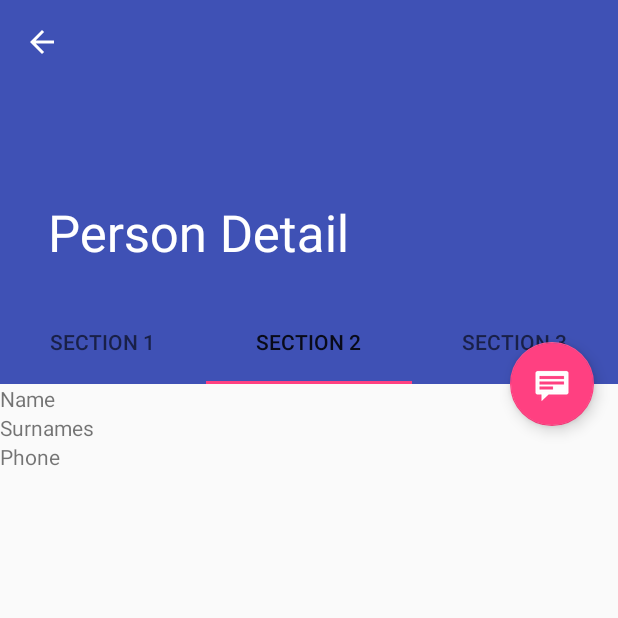
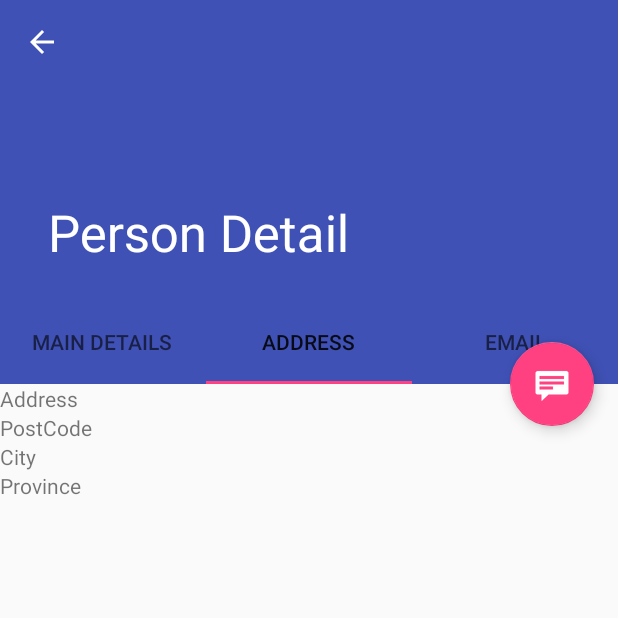
Before and after one commit to javiergarciaescobedo/AddressBookDroid, an Android app: the PersonDetailActivity screen opened directly, with no data from a screen before it, tab 2 chosen, on a phone screen of 412 x 824 dp, the top half of it. Run offline under Robolectric (Android 15) with nearby library versions, the phone set to English and light mode, and no system bars; 3 statements that could not run were skipped.

Commit message:
Tabs customized

```diff
--- a/app/src/main/java/es/javiergarciaescobedo/addressbookdroid/PersonDetailActivity.java
+++ b/app/src/main/java/es/javiergarciaescobedo/addressbookdroid/PersonDetailActivity.java
@@ -76,8 +76,6 @@ public class PersonDetailActivity extends AppCompatActivity {
         TabLayout tabLayout = (TabLayout) findViewById(R.id.tabs);
         tabLayout.setupWithViewPager(mViewPager);
 
-//        NestedScrollView scrollView = (NestedScrollView) findViewById (R.id.container_scroll);
-//        scrollView.setFillViewport(true);
     }
 
     @Override
@@ -105,10 +103,7 @@ public class PersonDetailActivity extends AppCompatActivity {
 
         @Override
         public Fragment getItem(int position) {
-            //TODO: Meter aquí el siguiente código que es similar al que había en el método
-            // onCreate original de esta Activity
             Bundle arguments = new Bundle();
-            //Se pasa al fragment el id de la posición seleccionada por el usuario en la lista
             arguments.putString(PersonDetailFragment.ARG_ITEM_ID,
                     getIntent().getStringExtra(PersonDetailFragment.ARG_ITEM_ID));
             switch(position) {
@@ -117,11 +112,11 @@ public class PersonDetailActivity extends AppCompatActivity {
                     fragment1.setArguments(arguments);
                     return fragment1;
                 case 1:
-                    PersonDetailFragment fragment2 = new PersonDetailFragment();
+                    PersonDetailFragment2 fragment2 = new PersonDetailFragment2();
                     fragment2.setArguments(arguments);
                     return fragment2;
                 case 2:
-                    PersonDetailFragment fragment3 = new PersonDetailFragment();
+                    PersonDetailFragment3 fragment3 = new PersonDetailFragment3();
                     fragment3.setArguments(arguments);
                     return fragment3;
             }
@@ -138,11 +133,11 @@ public class PersonDetailActivity extends AppCompatActivity {
         public CharSequence getPageTitle(int position) {
             switch (position) {
                 case 0:
-                    return "SECTION 1";
+                    return "Main Details";
                 case 1:
-                    return "SECTION 2";
+                    return "Address";
                 case 2:
-                    return "SECTION 3";
+                    return "Email";
             }
             return null;
         }
--- /dev/null
+++ b/app/src/main/java/es/javiergarciaescobedo/addressbookdroid/PersonDetailFragment2.java
@@ -0,0 +1,82 @@
+package es.javiergarciaescobedo.addressbookdroid;
+
+import android.app.Activity;
+import android.os.Bundle;
+import android.support.design.widget.CollapsingToolbarLayout;
+import android.support.v4.app.Fragment;
+import android.view.LayoutInflater;
+import android.view.View;
+import android.view.ViewGroup;
+import android.widget.TextView;
+
+import es.javiergarciaescobedo.addressbookdroid.models.Person;
+import es.javiergarciaescobedo.addressbookdroid.models.Persons;
+
+/**
+ * A fragment representing a single Person detail screen.
+ * This fragment is either contained in a {@link PersonListActivity}
+ * in two-pane mode (on tablets) or a {@link PersonDetailActivity}
+ * on handsets.
+ */
+public class PersonDetailFragment2 extends Fragment {
+    /**
+     * The fragment argument representing the item ID that this fragment
+     * represents.
+     */
+    public static final String ARG_ITEM_ID = "item_id";
+
+    /**
+     * The dummy content this fragment is presenting.
+     */
+//    private DummyContent.DummyItem mItem;
+    private Person person;
+
+    /**
+     * Mandatory empty constructor for the fragment manager to instantiate the
+     * fragment (e.g. upon screen orientation changes).
+     */
+    public PersonDetailFragment2() {
+    }
+
+    @Override
+    public void onCreate(Bundle savedInstanceState) {
+        super.onCreate(savedInstanceState);
+
+        if (getArguments().containsKey(ARG_ITEM_ID)) {
+            // Load the dummy content specified by the fragment
+            // arguments. In a real-world scenario, use a Loader
+            // to load content from a content provider.
+//            mItem = DummyContent.ITEM_MAP.get(getArguments().getString(ARG_ITEM_ID));
+            String idPersonSelected = getArguments().getString(ARG_ITEM_ID);
+            person = Persons.ITEM_MAP.get(idPersonSelected);
+
+            Activity activity = this.getActivity();
+            CollapsingToolbarLayout appBarLayout = (CollapsingToolbarLayout) activity.findViewById(R.id.toolbar_layout);
+            if (appBarLayout != null) {
+//                appBarLayout.setTitle(mItem.content);
+                appBarLayout.setTitle(person.getAlias());
+            }
+        }
+    }
+
+    @Override
+    public View onCreateView(LayoutInflater inflater, ViewGroup container,
+                             Bundle savedInstanceState) {
+        View rootView = inflater.inflate(R.layout.fragment_person_detail_2, container, false);
+
+        // Show the dummy content as text in a TextView.
+//        if (mItem != null) {
+//            ((TextView) rootView.findViewById(R.id.person_detail)).setText(mItem.details);
+//        }
+
+        // Show the person content
+        if(person != null) {
+            ((TextView) rootView.findViewById(R.id.textViewAddress)).setText(person.getAddress());
+            ((TextView) rootView.findViewById(R.id.textViewPostCode)).setText(person.getPostCode());
+            ((TextView) rootView.findViewById(R.id.textViewCity)).setText(person.getCity());
+            ((TextView) rootView.findViewById(R.id.textViewProvince)).setText(person.getProvince());
+        }
+
+        return rootView;
+    }
+}
--- /dev/null
+++ b/app/src/main/java/es/javiergarciaescobedo/addressbookdroid/PersonDetailFragment3.java
@@ -0,0 +1,79 @@
+package es.javiergarciaescobedo.addressbookdroid;
+
+import android.app.Activity;
+import android.os.Bundle;
+import android.support.design.widget.CollapsingToolbarLayout;
+import android.support.v4.app.Fragment;
+import android.view.LayoutInflater;
+import android.view.View;
+import android.view.ViewGroup;
+import android.widget.TextView;
+
+import es.javiergarciaescobedo.addressbookdroid.models.Person;
+import es.javiergarciaescobedo.addressbookdroid.models.Persons;
+
+/**
+ * A fragment representing a single Person detail screen.
+ * This fragment is either contained in a {@link PersonListActivity}
+ * in two-pane mode (on tablets) or a {@link PersonDetailActivity}
+ * on handsets.
+ */
+public class PersonDetailFragment3 extends Fragment {
+    /**
+     * The fragment argument representing the item ID that this fragment
+     * represents.
+     */
+    public static final String ARG_ITEM_ID = "item_id";
+
+    /**
+     * The dummy content this fragment is presenting.
+     */
+//    private DummyContent.DummyItem mItem;
+    private Person person;
+
+    /**
+     * Mandatory empty constructor for the fragment manager to instantiate the
+     * fragment (e.g. upon screen orientation changes).
+     */
+    public PersonDetailFragment3() {
+    }
+
+    @Override
+    public void onCreate(Bundle savedInstanceState) {
+        super.onCreate(savedInstanceState);
+
+        if (getArguments().containsKey(ARG_ITEM_ID)) {
+            // Load the dummy content specified by the fragment
+            // arguments. In a real-world scenario, use a Loader
+            // to load content from a content provider.
+//            mItem = DummyContent.ITEM_MAP.get(getArguments().getString(ARG_ITEM_ID));
+            String idPersonSelected = getArguments().getString(ARG_ITEM_ID);
+            person = Persons.ITEM_MAP.get(idPersonSelected);
+
+            Activity activity = this.getActivity();
+            CollapsingToolbarLayout appBarLayout = (CollapsingToolbarLayout) activity.findViewById(R.id.toolbar_layout);
+            if (appBarLayout != null) {
+//                appBarLayout.setTitle(mItem.content);
+                appBarLayout.setTitle(person.getAlias());
+            }
+        }
+    }
+
+    @Override
+    public View onCreateView(LayoutInflater inflater, ViewGroup container,
+                             Bundle savedInstanceState) {
+        View rootView = inflater.inflate(R.layout.fragment_person_detail_3, container, false);
+
+        // Show the dummy content as text in a TextView.
+//        if (mItem != null) {
+//            ((TextView) rootView.findViewById(R.id.person_detail)).setText(mItem.details);
+//        }
+
+        // Show the person content
+        if(person != null) {
+            ((TextView) rootView.findViewById(R.id.textViewEmail)).setText(person.getEmail());
+        }
+
+        return rootView;
+    }
+}
--- a/app/src/main/java/es/javiergarciaescobedo/addressbookdroid/models/Persons.java
+++ b/app/src/main/java/es/javiergarciaescobedo/addressbookdroid/models/Persons.java
@@ -25,6 +25,11 @@ public class Persons {
         person.setAlias("EVA");
         person.setPhoneNumber("956290949");
         person.setFavorite(true);
+        person.setEmail("eva.hurtado@server.com");
+        person.setAddress("CLAVILEÑO , CALLE");
+        person.setPostCode("11659");
+        person.setCity("PUERTO SERRANO");
+        person.setProvince("CÁDIZ");
         personList.add(person);
         ITEM_MAP.put(String.valueOf(person.getId()), person);
 
@@ -35,6 +40,11 @@ public class Persons {
         person.setAlias("CARLOS");
         person.setPhoneNumber("956125889");
         person.setFavorite(false);
+        person.setEmail("carlos.blanco@server.com");
+        person.setAddress("PERU , CALLE");
+        person.setPostCode("11611");
+        person.setCity("VILLALUENGA DEL ROSARIO");
+        person.setProvince("CÁDIZ");
         personList.add(person);
         ITEM_MAP.put(String.valueOf(person.getId()), person);
 
@@ -45,6 +55,11 @@ public class Persons {
         person.setAlias("ANTONIO");
         person.setPhoneNumber("956222472");
         person.setFavorite(true);
+        person.setEmail("antonio.fuente@server.com");
+        person.setAddress("PORTERIA DE STO.DOMINGO , CALLE");
+        person.setPostCode("11600");
+        person.setCity("UBRIQUE");
+        person.setProvince("CÁDIZ");
         personList.add(person);
         ITEM_MAP.put(String.valueOf(person.getId()), person);
     }
--- a/app/src/main/res/layout/activity_person_detail.xml
+++ b/app/src/main/res/layout/activity_person_detail.xml
@@ -12,8 +12,8 @@
         android:id="@+id/container_scroll"
         android:layout_width="match_parent"
         android:layout_height="match_parent"
-        app:layout_behavior="@string/appbar_scrolling_view_behavior"
-        android:fillViewport="true">
+        android:fillViewport="true"
+        app:layout_behavior="@string/appbar_scrolling_view_behavior">
 
         <android.support.v4.view.ViewPager
             android:id="@+id/person_detail_container"
@@ -31,9 +31,7 @@
         android:layout_gravity="bottom"
         android:background="?attr/colorPrimary"
         app:layout_anchor="@+id/app_bar"
-        app:layout_anchorGravity="bottom"
-        app:tabGravity="fill"
-        app:tabMode="fixed" />
+        app:layout_anchorGravity="bottom" />
 
     <android.support.design.widget.AppBarLayout
         android:id="@+id/app_bar"
--- /dev/null
+++ b/app/src/main/res/layout/fragment_person_detail_2.xml
@@ -0,0 +1,29 @@
+<LinearLayout xmlns:android="http://schemas.android.com/apk/res/android"
+    android:orientation="vertical"
+    android:layout_width="match_parent"
+    android:layout_height="match_parent">
+
+    <TextView
+        android:layout_width="wrap_content"
+        android:layout_height="wrap_content"
+        android:text="Address"
+        android:id="@+id/textViewAddress" />
+
+    <TextView
+        android:layout_width="wrap_content"
+        android:layout_height="wrap_content"
+        android:text="PostCode"
+        android:id="@+id/textViewPostCode" />
+
+    <TextView
+        android:layout_width="wrap_content"
+        android:layout_height="wrap_content"
+        android:text="City"
+        android:id="@+id/textViewCity" />
+
+    <TextView
+        android:layout_width="wrap_content"
+        android:layout_height="wrap_content"
+        android:text="Province"
+        android:id="@+id/textViewProvince" />
+</LinearLayout>
--- /dev/null
+++ b/app/src/main/res/layout/fragment_person_detail_3.xml
@@ -0,0 +1,12 @@
+<LinearLayout xmlns:android="http://schemas.android.com/apk/res/android"
+    android:orientation="vertical"
+    android:layout_width="match_parent"
+    android:layout_height="match_parent">
+
+    <TextView
+        android:layout_width="wrap_content"
+        android:layout_height="wrap_content"
+        android:text="Email"
+        android:id="@+id/textViewEmail" />
+
+</LinearLayout>
```
Lines whose indentation alone changed are shown as unchanged.
